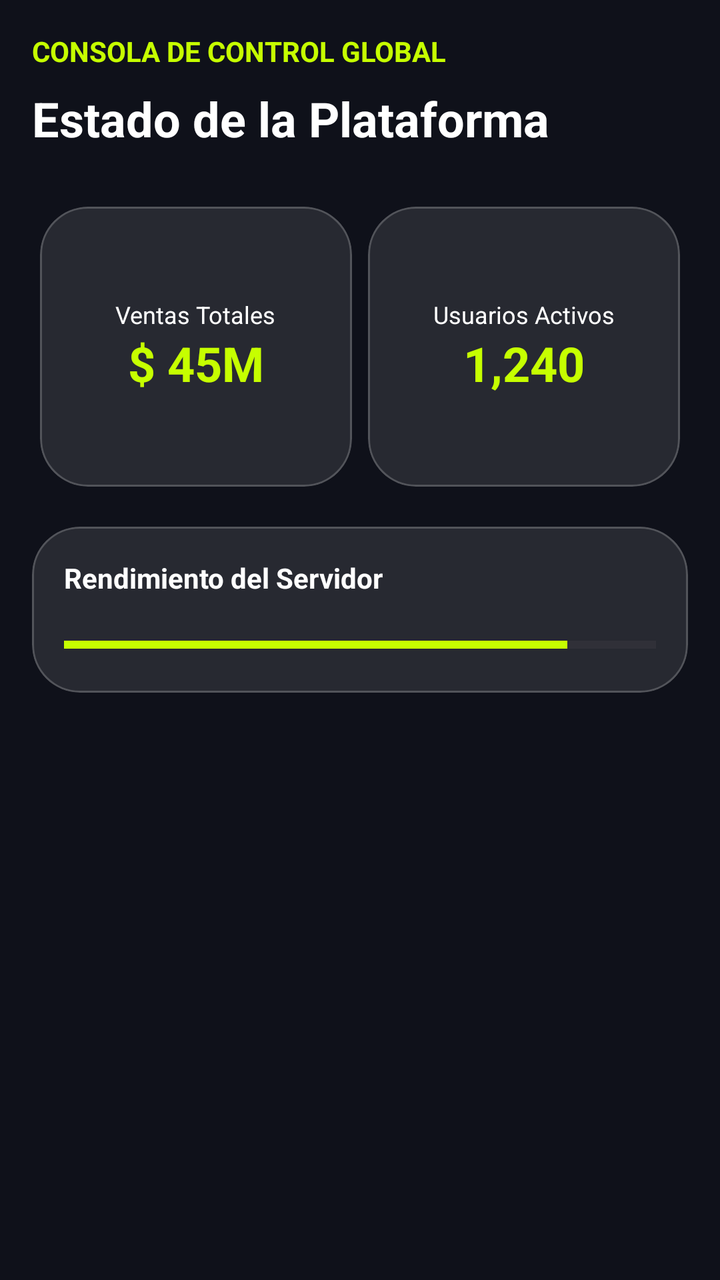
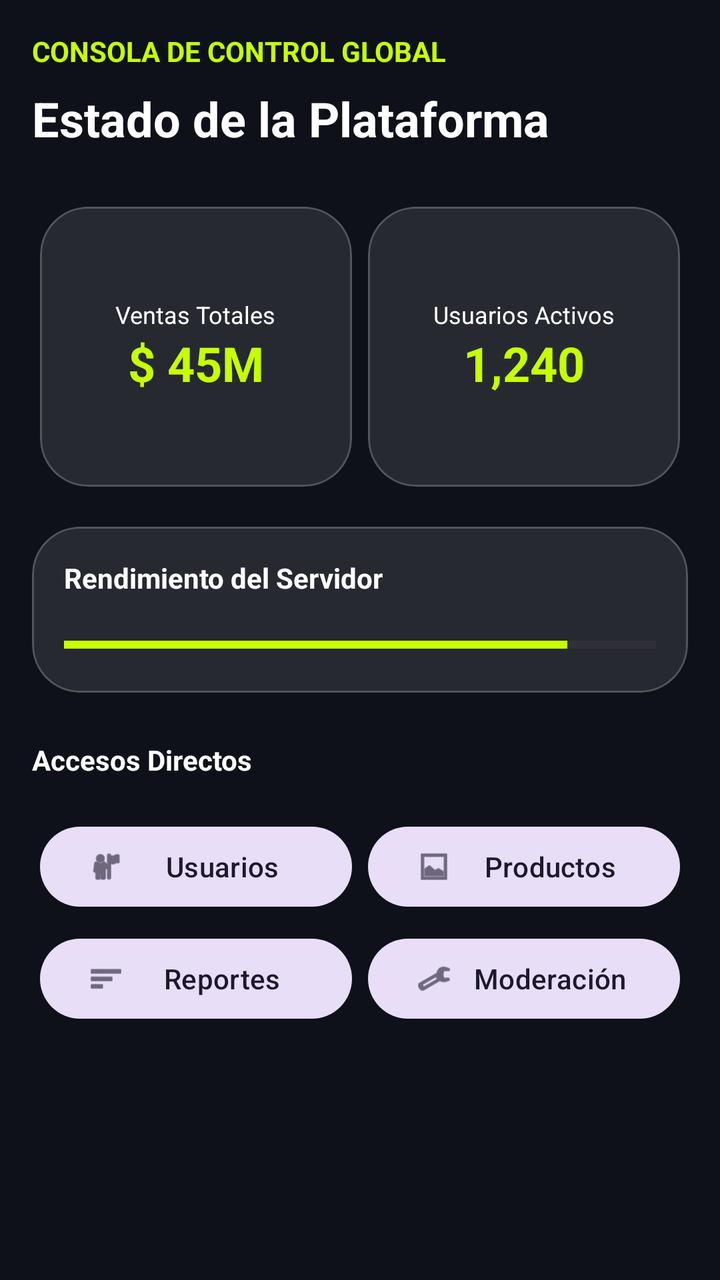

Screens rendered from an Android XML layout before and after an edit, with the pre-edit source and the edit as a unified diff.
<!-- AndroidManifest.xml: application theme Theme.VoltCore -->
<!-- res/layout/fragment_admin_dashboard.xml -->
<?xml version="1.0" encoding="utf-8"?>
<androidx.core.widget.NestedScrollView xmlns:android="http://schemas.android.com/apk/res/android"
    xmlns:app="http://schemas.android.com/apk/res-auto"
    android:layout_width="match_parent"
    android:layout_height="match_parent"
    android:background="@color/volt_background">

    <LinearLayout
        android:layout_width="match_parent"
        android:layout_height="wrap_content"
        android:orientation="vertical"
        android:padding="@dimen/margin_standard">

        <TextView
            android:layout_width="wrap_content"
            android:layout_height="wrap_content"
            android:layout_marginBottom="8dp"
            android:text="CONSOLA DE CONTROL GLOBAL"
            android:textColor="@color/volt_primary"
            android:textSize="14sp"
            android:textStyle="bold" />

        <TextView
            android:layout_width="wrap_content"
            android:layout_height="wrap_content"
            android:layout_marginBottom="24dp"
            android:text="Estado de la Plataforma"
            android:textColor="@color/white"
            android:textSize="24sp"
            android:textStyle="bold" />

        <GridLayout
            android:layout_width="match_parent"
            android:layout_height="wrap_content"
            android:columnCount="2"
            android:rowCount="2">

            <com.google.android.material.card.MaterialCardView
                style="@style/Widget.VoltCore.Card"
                android:layout_width="0dp"
                android:layout_height="140dp"
                android:layout_columnWeight="1"
                android:layout_margin="4dp">
                <LinearLayout
                    android:layout_width="match_parent"
                    android:layout_height="match_parent"
                    android:gravity="center"
                    android:orientation="vertical"
                    android:padding="8dp">
                    <TextView
                        android:layout_width="wrap_content"
                        android:layout_height="wrap_content"
                        android:text="Ventas Totales"
                        android:textColor="@color/white"
                        android:textSize="12sp" />
                    <TextView
                        android:layout_width="wrap_content"
                        android:layout_height="wrap_content"
                        android:text="$ 45M"
                        android:textColor="@color/volt_primary"
                        android:textSize="24sp"
                        android:textStyle="bold" />
                </LinearLayout>
            </com.google.android.material.card.MaterialCardView>

            <com.google.android.material.card.MaterialCardView
                style="@style/Widget.VoltCore.Card"
                android:layout_width="0dp"
                android:layout_height="140dp"
                android:layout_columnWeight="1"
                android:layout_margin="4dp">
                <LinearLayout
                    android:layout_width="match_parent"
                    android:layout_height="match_parent"
                    android:gravity="center"
                    android:orientation="vertical"
                    android:padding="8dp">
                    <TextView
                        android:layout_width="wrap_content"
                        android:layout_height="wrap_content"
                        android:text="Usuarios Activos"
                        android:textColor="@color/white"
                        android:textSize="12sp" />
                    <TextView
                        android:layout_width="wrap_content"
                        android:layout_height="wrap_content"
                        android:text="1,240"
                        android:textColor="@color/volt_primary"
                        android:textSize="24sp"
                        android:textStyle="bold" />
                </LinearLayout>
            </com.google.android.material.card.MaterialCardView>

        </GridLayout>

        <com.google.android.material.card.MaterialCardView
            style="@style/Widget.VoltCore.Card"
            android:layout_width="match_parent"
            android:layout_height="wrap_content"
            android:layout_marginTop="16dp">
            <LinearLayout
                android:layout_width="match_parent"
                android:layout_height="wrap_content"
                android:orientation="vertical"
                android:padding="16dp">
                <TextView
                    android:layout_width="wrap_content"
                    android:layout_height="wrap_content"
                    android:text="Rendimiento del Servidor"
                    android:textColor="@color/white"
                    android:textStyle="bold" />
                <ProgressBar
                    style="@style/Widget.AppCompat.ProgressBar.Horizontal"
                    android:layout_width="match_parent"
                    android:layout_height="wrap_content"
                    android:layout_marginTop="16dp"
                    android:progress="85"
                    android:progressTint="@color/volt_primary" />
            </LinearLayout>
        </com.google.android.material.card.MaterialCardView>

    </LinearLayout>
</androidx.core.widget.NestedScrollView>
<!-- resources referenced by this layout -->
<resources>
  <color name="volt_background">#0F111A</color>
  <color name="volt_primary">#C6FF00</color>
  <color name="white">#FFFFFFFF</color>
  <dimen name="margin_standard">16dp</dimen>
  <style name="Widget.VoltCore.Card" parent="Widget.Material3.CardView.Filled">
          <item name="cardCornerRadius">24dp</item>
          <item name="cardBackgroundColor">@color/glass_surface</item>
          <item name="strokeColor">@color/glass_stroke</item>
          <item name="strokeWidth">1dp</item>
      </style>
  <style name="Theme.VoltCore" parent="Base.Theme.VoltCore" />
  <color name="glass_surface">#1AFFFFFF</color>
  <color name="glass_stroke">#33FFFFFF</color>
  <style name="Base.Theme.VoltCore" parent="Theme.Material3.DayNight.NoActionBar">
          
          <item name="colorPrimary">@color/volt_primary</item>
          <item name="android:windowBackground">@color/volt_background</item>
          <item name="colorSurface">@color/glass_surface</item>
          <item name="colorOnSurface">@color/white</item>
      </style>
</resources>

<!-- the commit's change to res/layout/fragment_admin_dashboard.xml (unified diff, before → after) -->
@@ -119,5 +119,61 @@
             </LinearLayout>
         </com.google.android.material.card.MaterialCardView>
 
+        <TextView
+            android:layout_width="wrap_content"
+            android:layout_height="wrap_content"
+            android:layout_marginTop="24dp"
+            android:layout_marginBottom="16dp"
+            android:text="@string/admin_shortcuts"
+            android:textColor="@color/white"
+            android:textStyle="bold" />
+
+        <GridLayout
+            android:layout_width="match_parent"
+            android:layout_height="wrap_content"
+            android:columnCount="2">
+
+            <com.google.android.material.button.MaterialButton
+                android:id="@+id/btnManageUsers"
+                style="@style/Widget.Material3.Button.TonalButton"
+                android:layout_width="0dp"
+                android:layout_height="wrap_content"
+                android:layout_columnWeight="1"
+                android:layout_margin="4dp"
+                android:text="@string/users"
+                app:icon="@android:drawable/ic_menu_myplaces" />
+
+            <com.google.android.material.button.MaterialButton
+                android:id="@+id/btnManageProducts"
+                style="@style/Widget.Material3.Button.TonalButton"
+                android:layout_width="0dp"
+                android:layout_height="wrap_content"
+                android:layout_columnWeight="1"
+                android:layout_margin="4dp"
+                android:text="@string/products"
+                app:icon="@android:drawable/ic_menu_gallery" />
+
+            <com.google.android.material.button.MaterialButton
+                android:id="@+id/btnViewReports"
+                style="@style/Widget.Material3.Button.TonalButton"
+                android:layout_width="0dp"
+                android:layout_height="wrap_content"
+                android:layout_columnWeight="1"
+                android:layout_margin="4dp"
+                android:text="@string/reports"
+                app:icon="@android:drawable/ic_menu_sort_by_size" />
+
+            <com.google.android.material.button.MaterialButton
+                android:id="@+id/btnModeration"
+                style="@style/Widget.Material3.Button.TonalButton"
+                android:layout_width="0dp"
+                android:layout_height="wrap_content"
+                android:layout_columnWeight="1"
+                android:layout_margin="4dp"
+                android:text="@string/moderation"
+                app:icon="@android:drawable/ic_menu_manage" />
+
+        </GridLayout>
+
     </LinearLayout>
 </androidx.core.widget.NestedScrollView>
<!-- resource entries referenced after the edit -->
@@ -4,6 +4,11 @@
   <color name="volt_primary">#C6FF00</color>
   <color name="white">#FFFFFFFF</color>
   <dimen name="margin_standard">16dp</dimen>
+  <string name="admin_shortcuts">Accesos Directos</string>
+  <string name="moderation">Moderación</string>
+  <string name="products">Productos</string>
+  <string name="reports">Reportes</string>
+  <string name="users">Usuarios</string>
   <style name="Widget.VoltCore.Card" parent="Widget.Material3.CardView.Filled">
           <item name="cardCornerRadius">24dp</item>
           <item name="cardBackgroundColor">@color/glass_surface</item>
